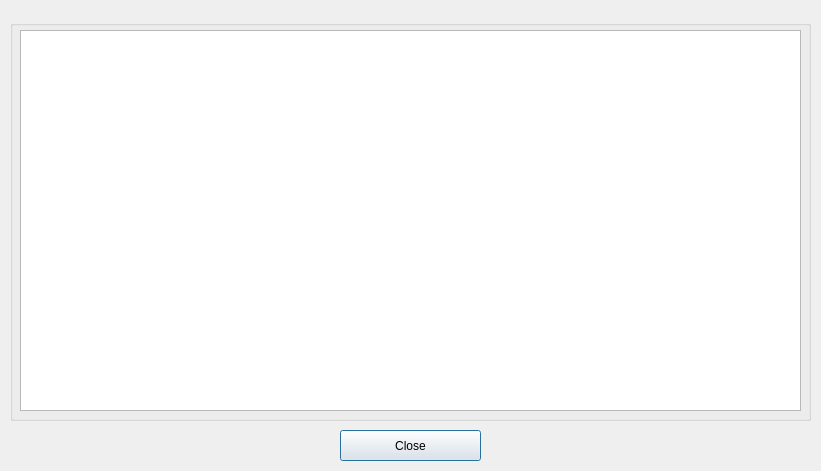
The window that src/twitter.ui (mhogomchungu/qt-update-notifier) describes before a commit, drawn with Qt 5.
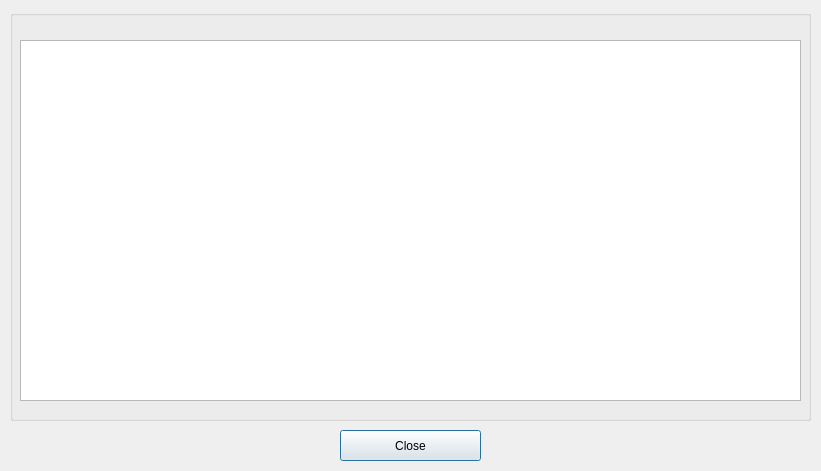
The same window after the commit.

The edit to the form file:
```diff
--- a/src/twitter.ui
+++ b/src/twitter.ui
@@ -30,9 +30,9 @@
    <property name="geometry">
     <rect>
      <x>10</x>
-     <y>20</y>
+     <y>10</y>
      <width>801</width>
-     <height>401</height>
+     <height>411</height>
     </rect>
    </property>
    <property name="title">
@@ -42,9 +42,9 @@
     <property name="geometry">
      <rect>
       <x>10</x>
-      <y>10</y>
+      <y>30</y>
       <width>781</width>
-      <height>381</height>
+      <height>361</height>
      </rect>
     </property>
     <property name="readOnly">
```
